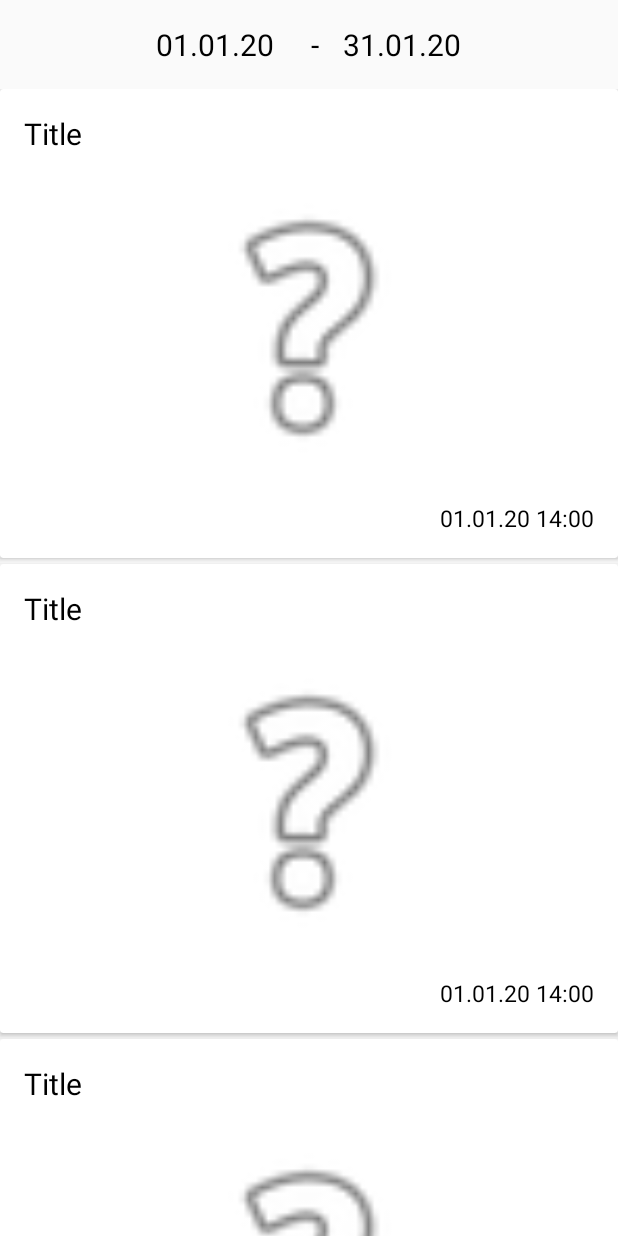
After one commit to Rustamirr/Vknews, an Android app: the layout fragment_news.xml on its own in the app's theme, with its tools: preview values and no code run, on a phone screen of 412 x 824 dp. The commit adds this screen. Run offline under Robolectric (Android 15) with nearby library versions, the phone set to English and light mode, and no system bars.

Commit message:
Подготовлена верстка экранов

```diff
--- /dev/null
+++ b/app/src/main/res/layout/fragment_news.xml
@@ -0,0 +1,52 @@
+<?xml version="1.0" encoding="utf-8"?>
+<LinearLayout xmlns:android="http://schemas.android.com/apk/res/android"
+    xmlns:app="http://schemas.android.com/apk/res-auto"
+    xmlns:tools="http://schemas.android.com/tools"
+    android:layout_width="match_parent"
+    android:layout_height="match_parent"
+    android:orientation="vertical"
+    android:paddingTop="@dimen/common_padding">
+
+    <LinearLayout
+        android:layout_width="match_parent"
+        android:layout_height="wrap_content"
+        android:gravity="center_horizontal"
+        android:orientation="horizontal">
+
+        <TextView
+            android:id="@+id/startDate"
+            style="@style/RegularText.Caption"
+            android:layout_width="wrap_content"
+            android:layout_height="wrap_content"
+            android:hint="@string/start_date"
+            tools:text="01.01.20" />
+
+        <TextView
+            style="@style/RegularText.Caption"
+            android:layout_width="wrap_content"
+            android:layout_height="wrap_content"
+            android:layout_marginHorizontal="@dimen/common_padding"
+            android:text="@string/date_divider" />
+
+        <TextView
+            android:id="@+id/endDate"
+            style="@style/RegularText.Caption"
+            android:layout_width="wrap_content"
+            android:layout_height="wrap_content"
+            android:hint="@string/end_date"
+            tools:text="31.01.20" />
+
+    </LinearLayout>
+
+    <androidx.recyclerview.widget.RecyclerView
+        android:id="@+id/recycler_view"
+        android:layout_width="match_parent"
+        android:layout_height="match_parent"
+        android:layout_marginTop="@dimen/common_padding"
+        android:clipToPadding="false"
+        android:orientation="vertical"
+        android:paddingBottom="@dimen/common_padding"
+        app:layoutManager="androidx.recyclerview.widget.LinearLayoutManager"
+        tools:listitem="@layout/fragment_news_item" />
+
+</LinearLayout>
--- /dev/null
+++ b/app/src/main/res/layout/fragment_news_detail.xml
@@ -0,0 +1,42 @@
+<?xml version="1.0" encoding="utf-8"?>
+<LinearLayout xmlns:android="http://schemas.android.com/apk/res/android"
+    xmlns:tools="http://schemas.android.com/tools"
+    android:layout_width="match_parent"
+    android:layout_height="match_parent"
+    android:orientation="vertical"
+    android:padding="@dimen/common_padding">
+
+    <TextView
+        android:id="@+id/title"
+        style="@style/RegularText.Caption"
+        android:layout_width="match_parent"
+        android:layout_height="wrap_content"
+        tools:text="Title" />
+
+    <TextView
+        android:id="@+id/description"
+        style="@style/RegularText.Text"
+        android:layout_width="match_parent"
+        android:layout_height="wrap_content"
+        android:layout_marginTop="@dimen/common_padding"
+        tools:text="Description" />
+
+    <ImageView
+        android:id="@+id/image"
+        android:layout_width="match_parent"
+        android:layout_height="0dp"
+        android:layout_marginTop="@dimen/common_padding"
+        android:layout_weight="1"
+        tools:ignore="ContentDescription"
+        tools:src="@android:drawable/ic_menu_help" />
+
+    <TextView
+        android:id="@+id/date"
+        style="@style/RegularText.Text"
+        android:layout_width="match_parent"
+        android:layout_height="wrap_content"
+        android:layout_marginTop="@dimen/common_padding"
+        android:gravity="end"
+        tools:text="01.01.20 14:00" />
+
+</LinearLayout>
--- /dev/null
+++ b/app/src/main/res/layout/fragment_news_item.xml
@@ -0,0 +1,45 @@
+<?xml version="1.0" encoding="utf-8"?>
+<androidx.cardview.widget.CardView xmlns:android="http://schemas.android.com/apk/res/android"
+    xmlns:app="http://schemas.android.com/apk/res-auto"
+    xmlns:tools="http://schemas.android.com/tools"
+    android:layout_width="match_parent"
+    android:layout_height="wrap_content"
+    android:layout_marginBottom="@dimen/news_card_view_margin"
+    app:contentPaddingBottom="@dimen/common_padding"
+    app:contentPaddingTop="@dimen/common_padding">
+
+    <LinearLayout
+        android:layout_width="match_parent"
+        android:layout_height="match_parent"
+        android:orientation="vertical">
+
+        <TextView
+            android:id="@+id/title"
+            style="@style/RegularText.Caption"
+            android:layout_width="match_parent"
+            android:layout_height="wrap_content"
+            android:paddingHorizontal="@dimen/common_padding"
+            tools:text="Title" />
+
+        <ImageView
+            android:id="@+id/image"
+            android:layout_width="match_parent"
+            android:layout_height="200dp"
+            android:layout_marginTop="@dimen/common_padding"
+            tools:ignore="ContentDescription"
+            tools:src="@android:drawable/ic_menu_help" />
+
+        <TextView
+            android:id="@+id/date"
+            style="@style/RegularText.Text"
+            android:layout_width="match_parent"
+            android:layout_height="wrap_content"
+            android:layout_marginTop="@dimen/common_padding"
+            android:gravity="end"
+            android:paddingHorizontal="@dimen/common_padding"
+            tools:text="01.01.20 14:00" />
+
+    </LinearLayout>
+
+
+</androidx.cardview.widget.CardView>
--- a/app/src/main/res/values/colors.xml
+++ b/app/src/main/res/values/colors.xml
@@ -3,4 +3,5 @@
     <color name="colorPrimary">#6200EE</color>
     <color name="colorPrimaryDark">#3700B3</color>
     <color name="colorAccent">#03DAC5</color>
+    <color name="textPrimaryColor">@android:color/black</color>
 </resources>
--- /dev/null
+++ b/app/src/main/res/values/dimens.xml
@@ -0,0 +1,5 @@
+<?xml version="1.0" encoding="utf-8"?>
+<resources>
+    <dimen name="common_padding">16dp</dimen>
+    <dimen name="news_card_view_margin">4dp</dimen>
+</resources>
--- a/app/src/main/res/values/strings.xml
+++ b/app/src/main/res/values/strings.xml
@@ -1,3 +1,6 @@
 <resources>
-    <string name="app_name">Vknews</string>
+    <string name="app_name">VKNews</string>
+    <string name="date_divider">-</string>
+    <string name="start_date">Start date</string>
+    <string name="end_date">End date</string>
 </resources>
--- a/app/src/main/res/values/styles.xml
+++ b/app/src/main/res/values/styles.xml
@@ -7,4 +7,16 @@
         <item name="colorAccent">@color/colorAccent</item>
     </style>
 
+    <style name="RegularText">
+        <item name="android:textColor">@color/textPrimaryColor</item>
+    </style>
+
+    <style name="RegularText.Caption">
+        <item name="android:textSize">20sp</item>
+    </style>
+
+    <style name="RegularText.Text">
+        <item name="android:textSize">15sp</item>
+    </style>
+
 </resources>
```
